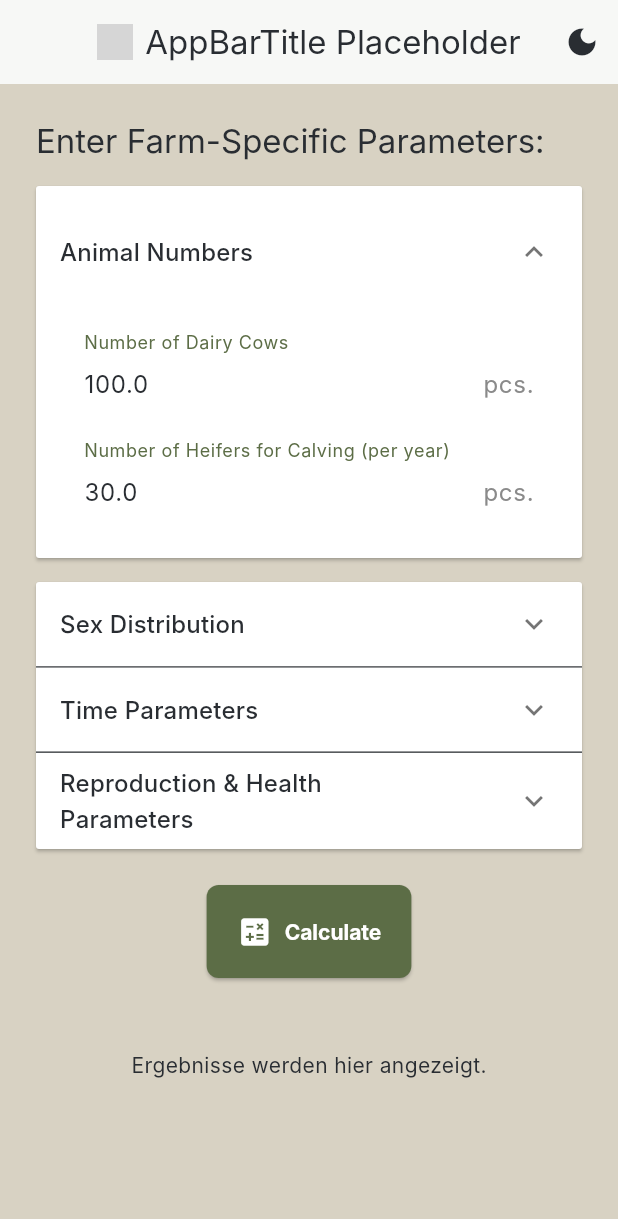
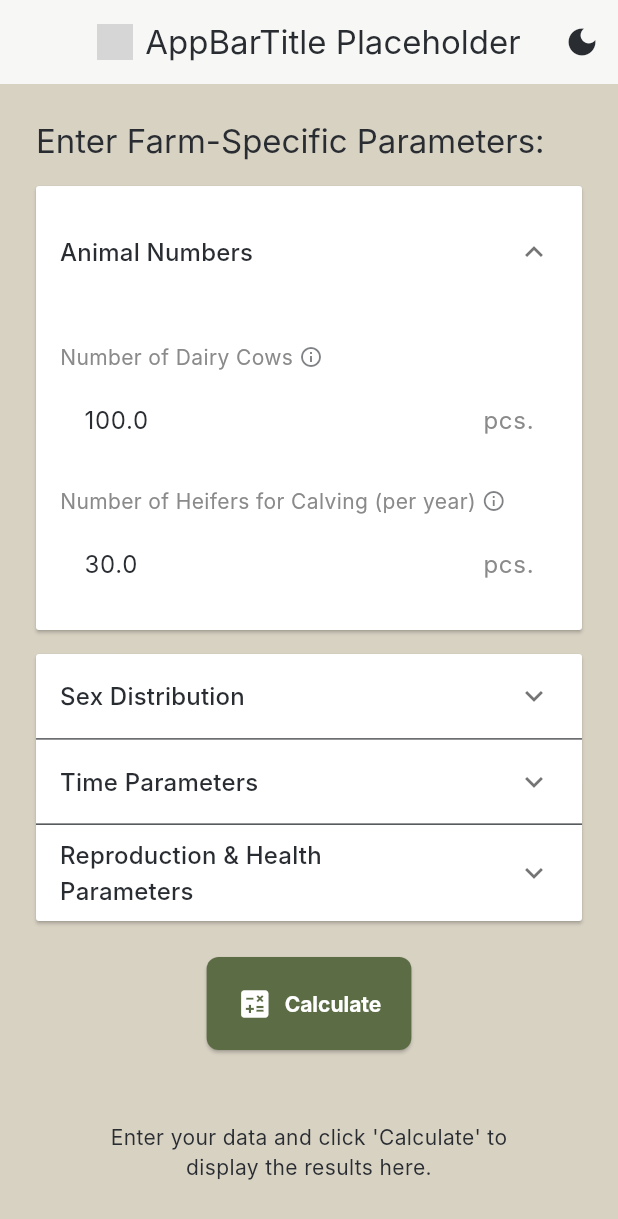
Before and after one commit to Daniel-Kirchhoff/cowculus, a Flutter app: the RechnerBildschirm screen opened directly, on a phone screen of 412 x 824 dp. Shown: the top 1219 px of the screen. Run offline on Flutter 3.47's test engine with Material 3 defaults, Android fonts, the phone set to English and light mode, and no system bars; our stand-ins replace flutter_riverpod, shared_preferences; accounts and stored records are empty; generated files the repository leaves out were written again; Roboto replaces fonts that are missing (Inter); grey boxes are pictures that could not be loaded.

Commit message:
info icons und tooltips hinzugefügt

```diff
--- a/lib/l10n/app_de.arb
+++ b/lib/l10n/app_de.arb
@@ -50,5 +50,17 @@
   "textFormFieldLabelAbkalberate": "Abkalberate",
   "textFormFieldLabelFruehmortalitaet": "Frühmortalität (Kälber bis 28 Tage)",
   "textFormFieldLabelTotgeburtenrate": "Totgeburtenrate (optional)",
-  "textFormFieldLabelZwillingstraechtigkeiten": "Anteil Zwillingsträchtigkeiten"
+  "textFormFieldLabelZwillingstraechtigkeiten": "Anteil Zwillingsträchtigkeiten",
+  "tooltipAnzahlMilchkuehe": "Geben Sie die durchschnittliche Anzahl der laktierenden Kühe in Ihrer Herde an.",
+  "tooltipAnzahlFaersen": "Geben Sie die Anzahl der Färsen an, die voraussichtlich im kommenden Jahr zum ersten Mal kalben werden.",
+  "tooltipAnteilMaennlKaelber": "Der prozentuale Anteil der geborenen Kälber, die männlich sind. Üblicherweise um die 50%.",
+  "tooltipZwischenkalbezeit": "Die durchschnittliche Anzahl der Tage zwischen zwei aufeinanderfolgenden Kalbungen einer Kuh.",
+  "tooltipHaltedauerBullen": "Die durchschnittliche Anzahl der Tage, die ein Bullenkalb nach der Geburt im Einzel-Iglu oder in der Kälberbox verbleibt.",
+  "tooltipHaltedauerFaersen": "Die durchschnittliche Anzahl der Tage, die ein Färsenkalb nach der Geburt im Einzel-Iglu oder in der Kälberbox verbleibt.",
+  "tooltipLeerstandszeit": "Die Anzahl der Tage, die eine Box oder ein Iglu nach dem Ausstallen eines Kalbes leer steht, bevor es neu belegt wird (für Reinigung und Desinfektion).",
+  "tooltipAbkalberate": "Der prozentuale Anteil der Kühe und zur Abkalbung vorgesehenen Färsen, die pro Jahr tatsächlich kalben.",
+  "tooltipFruehmortalitaet": "Der prozentuale Anteil der Kälber, die in den ersten 28 Lebenstagen verenden.",
+  "tooltipTotgeburtenrate": "Optional: Der prozentuale Anteil der Kälber, die tot geboren werden oder innerhalb der ersten 24 Stunden verenden.",
+  "tooltipZwillingstraechtigkeiten": "Der prozentuale Anteil der Trächtigkeiten, die zu Zwillingsgeburten führen.",
+  "resultsPlaceholder": "Geben Sie Ihre Daten ein und klicken Sie auf 'Berechnen', um die Ergebnisse hier anzuzeigen."
 }
--- a/lib/l10n/app_en.arb
+++ b/lib/l10n/app_en.arb
@@ -41,5 +41,17 @@
   "textFormFieldLabelAbkalberate": "Calving Rate",
   "textFormFieldLabelFruehmortalitaet": "Early Mortality (calves up to 28 days)",
   "textFormFieldLabelTotgeburtenrate": "Stillbirth Rate (optional)",
-  "textFormFieldLabelZwillingstraechtigkeiten": "Twin Pregnancy Rate"
+  "textFormFieldLabelZwillingstraechtigkeiten": "Twin Pregnancy Rate",
+  "tooltipAnzahlMilchkuehe": "Enter the average number of lactating cows in your herd.",
+  "tooltipAnzahlFaersen": "Enter the number of heifers expected to calve for the first time in the coming year.",
+  "tooltipAnteilMaennlKaelber": "The percentage of born calves that are male. Usually around 50%.",
+  "tooltipZwischenkalbezeit": "The average number of days between two consecutive calvings of a cow.",
+  "tooltipHaltedauerBullen": "The average number of days a bull calf remains in a single hutch or calf box after birth.",
+  "tooltipHaltedauerFaersen": "The average number of days a heifer calf remains in a single hutch or calf box after birth.",
+  "tooltipLeerstandszeit": "The number of days a box or hutch remains empty after a calf is moved out before it is reoccupied (for cleaning and disinfection).",
+  "tooltipAbkalberate": "The percentage of cows and heifers intended for calving that actually calve per year.",
+  "tooltipFruehmortalitaet": "The percentage of calves that die within the first 28 days of life.",
+  "tooltipTotgeburtenrate": "Optional: The percentage of calves that are stillborn or die within the first 24 hours.",
+  "tooltipZwillingstraechtigkeiten": "The percentage of pregnancies that result in twin births.",
+  "resultsPlaceholder": "Enter your data and click 'Calculate' to display the results here."
 }
--- a/lib/screens/rechner_bildschirm.dart
+++ b/lib/screens/rechner_bildschirm.dart
@@ -98,18 +98,45 @@ class _RechnerBildschirmState extends ConsumerState<RechnerBildschirm> {
   }
 
   Widget _erstelleTextFeld(BuildContext context, String schluessel,
-      String bezeichnung, String einheit,
+      String bezeichnung, String tooltipText, String einheit,
       {bool istProzent = false, bool erlaubeDezimal = true}) {
     return Padding(
       padding: const EdgeInsets.symmetric(vertical: kPaddingSmall),
-      child: TextFormField(
+      child: Column(
+        crossAxisAlignment: CrossAxisAlignment.start,
+        children: [
+          Row(
+            children: [
+              Text(bezeichnung,
+                  style: Theme.of(context).inputDecorationTheme.labelStyle),
+              const SizedBox(width: kPaddingSmall / 2),
+              Tooltip(
+                message: tooltipText,
+                padding: const EdgeInsets.all(kPaddingSmall),
+                textStyle:
+                    TextStyle(color: Theme.of(context).colorScheme.onPrimary),
+                decoration: BoxDecoration(
+                  color: Theme.of(context).colorScheme.primary.withOpacity(0.9),
+                  borderRadius: BorderRadius.circular(kAppBorderRadius / 2),
+                ),
+                child: Icon(
+                  Icons.info_outline,
+                  size: 16,
+                  color:
+                      Theme.of(context).colorScheme.onSurface.withOpacity(0.6),
+                ),
+              ),
+            ],
+          ),
+          const SizedBox(height: kPaddingSmall / 2),
+          TextFormField(
             controller: _controllers[schluessel],
             decoration: InputDecoration(
-          labelText: bezeichnung,
               hintText: AppLocalizations.of(context)!.textFieldHint,
               suffixText: einheit,
             ),
-        keyboardType: TextInputType.numberWithOptions(decimal: erlaubeDezimal),
+            keyboardType:
+                TextInputType.numberWithOptions(decimal: erlaubeDezimal),
             inputFormatters: [
               FilteringTextInputFormatter.allow(
                   RegExp(erlaubeDezimal ? r'^\d*\.?\d*' : r'^\d*'))
@@ -129,6 +156,8 @@ class _RechnerBildschirmState extends ConsumerState<RechnerBildschirm> {
               final val = double.tryParse(wert ?? "0") ?? 0;
               ref.read(eingabeProvider.notifier).updateFeld(schluessel, val);
             },
+          ),
+        ],
       ),
     );
   }
@@ -175,10 +204,15 @@ class _RechnerBildschirmState extends ConsumerState<RechnerBildschirm> {
                       context,
                       'anzahlMilchkuehe',
                       l10n.textFormFieldLabelAnzahlMilchkuehe,
+                      l10n.tooltipAnzahlMilchkuehe,
                       l10n.einheitStueck,
                       erlaubeDezimal: false),
-                  _erstelleTextFeld(context, 'anzahlFaersenZurAbkalbung',
-                      l10n.textFormFieldLabelAnzahlFaersen, l10n.einheitStueck,
+                  _erstelleTextFeld(
+                      context,
+                      'anzahlFaersenZurAbkalbung',
+                      l10n.textFormFieldLabelAnzahlFaersen,
+                      l10n.tooltipAnzahlFaersen,
+                      l10n.einheitStueck,
                       erlaubeDezimal: false),
                 ],
               ),
@@ -190,6 +224,7 @@ class _RechnerBildschirmState extends ConsumerState<RechnerBildschirm> {
                       context,
                       'anteilMaennlicherKaelberProzent',
                       l10n.textFormFieldLabelAnteilMaennlKaelber,
+                      l10n.tooltipAnteilMaennlKaelber,
                       l10n.einheitProzent,
                       istProzent: true),
                 ],
@@ -202,44 +237,58 @@ class _RechnerBildschirmState extends ConsumerState<RechnerBildschirm> {
                       context,
                       'zwischenkalbezeitTage',
                       l10n.textFormFieldLabelZwischenkalbezeit,
+                      l10n.tooltipZwischenkalbezeit,
                       l10n.einheitTage),
                   _erstelleTextFeld(
                       context,
                       'haltedauerBullenkaelberTage',
                       l10n.textFormFieldLabelHaltedauerBullen,
+                      l10n.tooltipHaltedauerBullen,
                       l10n.einheitTage),
                   _erstelleTextFeld(
                       context,
                       'haltedauerFaersenkaelberTage',
                       l10n.textFormFieldLabelHaltedauerFaersen,
+                      l10n.tooltipHaltedauerFaersen,
                       l10n.einheitTage),
-                  _erstelleTextFeld(context, 'leerstandszeitTage',
-                      l10n.textFormFieldLabelLeerstandszeit, l10n.einheitTage),
+                  _erstelleTextFeld(
+                      context,
+                      'leerstandszeitTage',
+                      l10n.textFormFieldLabelLeerstandszeit,
+                      l10n.tooltipLeerstandszeit,
+                      l10n.einheitTage),
                 ],
               ),
               _erstelleAusklappPanel(
                 titel: l10n.panelTitleReproduktion,
                 isExpanded: _isExpanded[3],
                 children: [
-                  _erstelleTextFeld(context, 'abkalberateProzent',
-                      l10n.textFormFieldLabelAbkalberate, l10n.einheitProzent,
+                  _erstelleTextFeld(
+                      context,
+                      'abkalberateProzent',
+                      l10n.textFormFieldLabelAbkalberate,
+                      l10n.tooltipAbkalberate,
+                      l10n.einheitProzent,
                       istProzent: true),
                   _erstelleTextFeld(
                       context,
                       'fruehmortalitaetProzent',
                       l10n.textFormFieldLabelFruehmortalitaet,
+                      l10n.tooltipFruehmortalitaet,
                       l10n.einheitProzent,
                       istProzent: true),
                   _erstelleTextFeld(
                       context,
                       'totgeburtenrateProzent',
                       l10n.textFormFieldLabelTotgeburtenrate,
+                      l10n.tooltipTotgeburtenrate,
                       l10n.einheitProzent,
                       istProzent: true),
                   _erstelleTextFeld(
                       context,
                       'anteilZwillingstraechtigkeitenProzent',
                       l10n.textFormFieldLabelZwillingstraechtigkeiten,
+                      l10n.tooltipZwillingstraechtigkeiten,
                       l10n.einheitProzent,
                       istProzent: true),
                 ],
@@ -272,10 +321,13 @@ class _RechnerBildschirmState extends ConsumerState<RechnerBildschirm> {
   Widget _buildResultsColumn() {
     final ergebnisse = ref.watch(ergebnisProvider);
     if (ergebnisse == null) {
-      return const Center(
+      return Center(
         child: Padding(
-          padding: EdgeInsets.all(kPaddingLarge),
-          child: Text('Ergebnisse werden hier angezeigt.'),
+          padding: const EdgeInsets.all(kPaddingLarge),
+          child: Text(
+            AppLocalizations.of(context)!.resultsPlaceholder,
+            textAlign: TextAlign.center,
+          ),
         ),
       );
     }
@@ -291,7 +343,6 @@ class _RechnerBildschirmState extends ConsumerState<RechnerBildschirm> {
     final l10n = AppLocalizations.of(context)!;
     final themeMode = ref.watch(themeProvider);
     final screenWidth = MediaQuery.of(context).size.width;
-
     final bool isDesktop = screenWidth >= kDesktopBreakpoint;
 
     return Scaffold(
```
Lines whose indentation alone changed are shown as unchanged.
